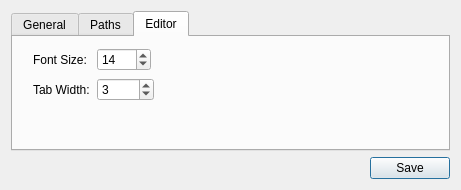
Old version of the form settings.ui in the repository Barcley1990/QtAVR.
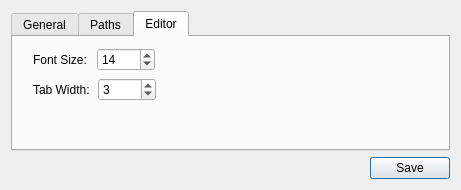
New version of the form. The open tabs and pages were chosen to show the change.

Commit message: Bug fixed in create Flash.sh File

```diff
--- a/settings.ui
+++ b/settings.ui
@@ -78,7 +78,7 @@
         <rect>
          <x>20</x>
          <y>10</y>
-         <width>118</width>
+         <width>122</width>
          <height>26</height>
         </rect>
        </property>
@@ -110,7 +110,7 @@
         <rect>
          <x>20</x>
          <y>40</y>
-         <width>121</width>
+         <width>123</width>
          <height>26</height>
         </rect>
        </property>
```
Left out of the diff: 2 changed lines with no effect on the pictures. The commit also changes 1 other file.
